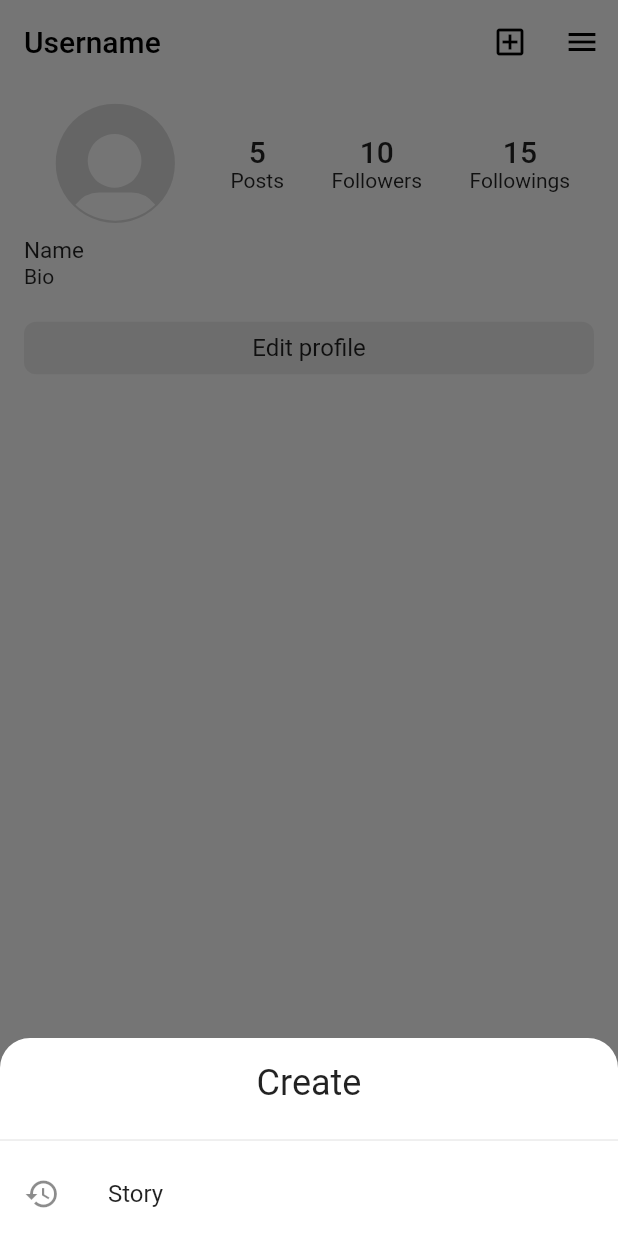
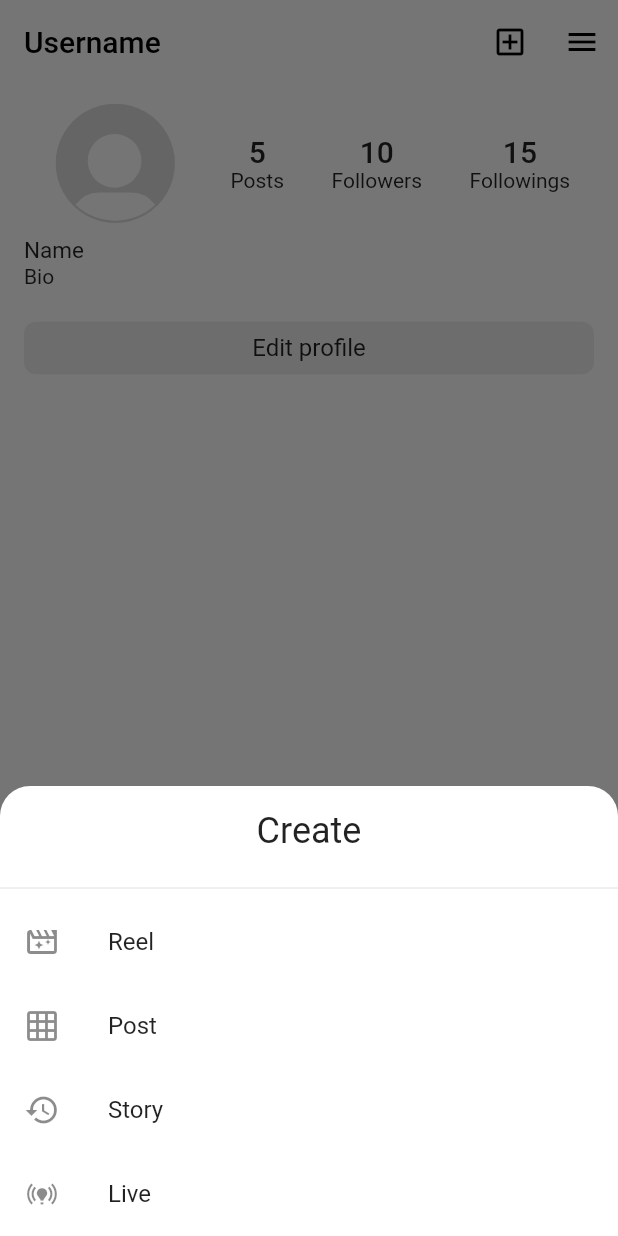
Before and after one commit to VyacheslavBukach/InstaFake, a Flutter app: the screen it shows after launch, item 5 of the bottom bar chosen, after a tap on the "add box" icon, on a phone screen of 412 x 824 dp. Run offline on Flutter 3.47's test engine with Material 2 defaults, Android fonts, the phone set to English and light mode, and no system bars; our stand-ins replace flutter_svg, get, hive, hive_flutter, image_picker; missing offline and left inert: story; accounts and stored records are empty.

Commit message:
Add actions in bottomsheet

```diff
--- a/lib/presentation/screens/profile_screen.dart
+++ b/lib/presentation/screens/profile_screen.dart
@@ -67,12 +67,27 @@ class _ProfileScreenState extends State<ProfileScreen>
                       ),
                       const Divider(),
                       ListTile(
+                        leading: const Icon(Icons.movie_filter_outlined),
+                        title: Text('reel'.tr),
+                        onTap: null,
+                      ),
+                      ListTile(
+                        leading: const Icon(Icons.grid_on),
+                        title: Text('post'.tr),
+                        onTap: null,
+                      ),
+                      ListTile(
                         leading: const Icon(Icons.history),
                         title: Text('story'.tr),
                         onTap: () {
                           Get.back(); // Close bottomsheet
                           Get.toNamed(AppRoutes.storyEditor);
                         },
+                      ),
+                      ListTile(
+                        leading: const Icon(Icons.online_prediction),
+                        title: Text('live'.tr),
+                        onTap: null,
                       ),
                     ],
                   ),
--- a/lib/utils/app_translation.dart
+++ b/lib/utils/app_translation.dart
@@ -7,6 +7,8 @@ class AppTranslation extends Translations {
           'app_name': 'InstaFake',
           'posts': 'Posts',
           'post': 'Post',
+          'live': 'Live',
+          'reel': 'Reel',
           'story': 'Story',
           'followers': 'Followers',
           'followings': 'Followings',
@@ -29,6 +31,8 @@ class AppTranslation extends Translations {
           'app_name': 'ИнстаФэйк',
           'posts': 'Публикации',
           'post': 'Публикация',
+          'live': 'Выйти в эфир',
+          'reel': 'Видео Reels',
           'story': 'История',
           'followers': 'Подписчики',
           'followings': 'Подписки',
```
